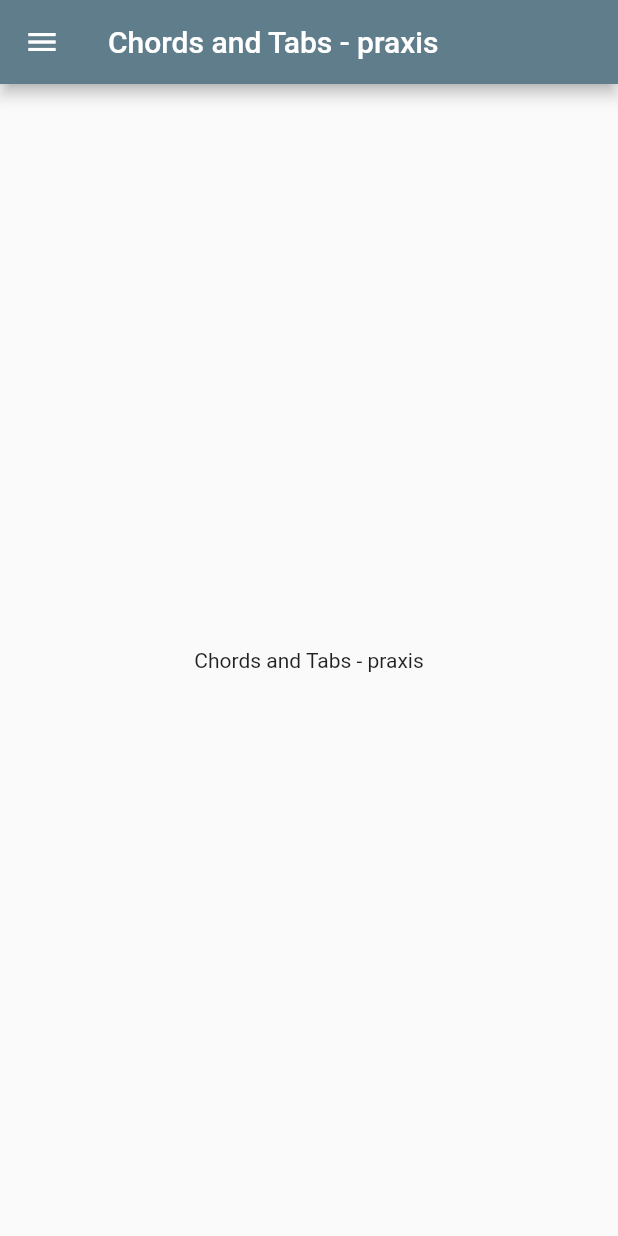
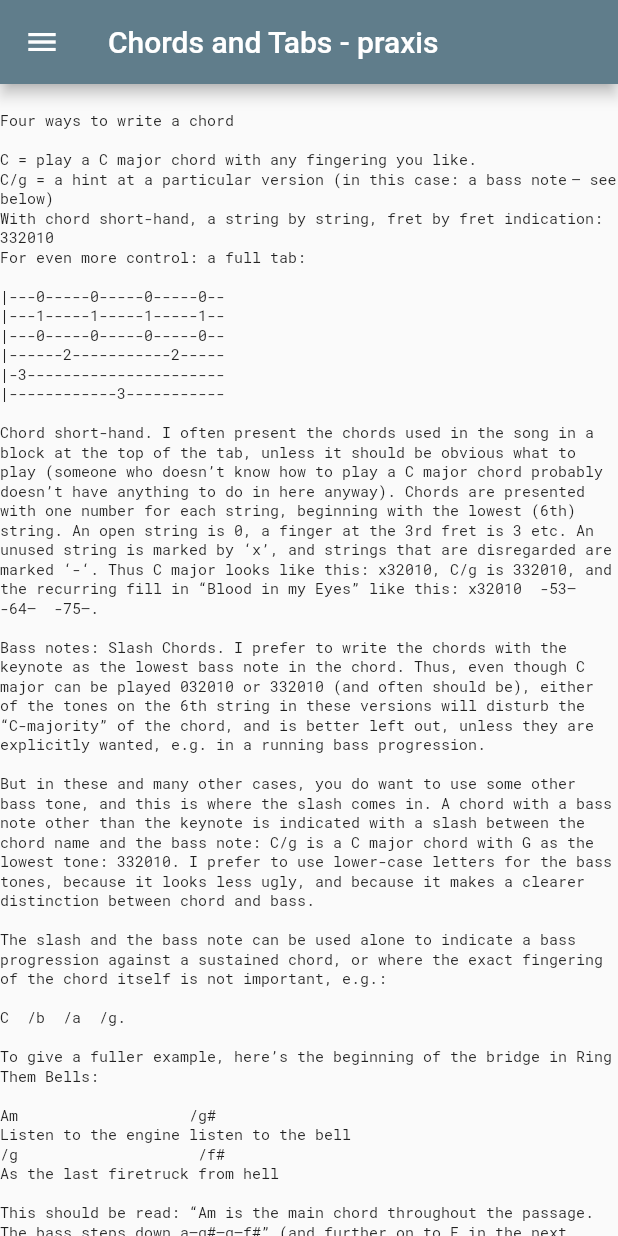
Before and after one commit to pibendik/dylanchords, a Flutter app: the ChordsAndTabsPraxisPage screen opened directly, on a phone screen of 412 x 824 dp. Run offline on Flutter 3.47's test engine with Material 2 defaults, Android fonts, the light colour scheme and no system bars; our stand-ins replace google_fonts.

Commit message:
added forum and help chords and tabs

```diff
--- /dev/null
+++ b/lib/forum/forum.dart
@@ -0,0 +1,25 @@
+
+import 'package:flutter/material.dart';
+
+import '../utilities/green_drawer.dart';
+
+class ForumPage extends StatelessWidget {
+  const ForumPage({super.key});
+
+  @override
+  Widget build(BuildContext context) {
+    return Scaffold(
+      appBar: AppBar(
+        title: const Text("Forum"),
+      ),
+      drawer: const GreenDrawer(),
+      body: const Center(
+        child: Text("""
+        Maybe this is irrelevant for the app?
+        """,
+
+        ),
+      ),
+    );
+  }
+}
--- /dev/null
+++ b/lib/help/help_chords_and_tabs.dart
@@ -0,0 +1,140 @@
+import 'package:flutter/material.dart';
+import 'package:google_fonts/google_fonts.dart';
+
+import '../utilities/green_drawer.dart';
+
+class ChordsAndTabsPraxisPage extends StatelessWidget {
+  @override
+  Widget build(BuildContext context) {
+    return Scaffold(
+      appBar: AppBar(
+        title: const Text("Chords and Tabs - praxis"),
+      ),
+      drawer: const GreenDrawer(),
+      body: SingleChildScrollView(
+        child: Padding(
+          padding: const EdgeInsets.fromLTRB(0,18.0,0,0),
+          child: Center(
+            child: Text(
+              """Four ways to write a chord
+
+C = play a C major chord with any fingering you like.
+C/g = a hint at a particular version (in this case: a bass note — see below)
+With chord short-hand, a string by string, fret by fret indication: 332010
+For even more control: a full tab:
+
+|---0-----0-----0-----0--
+|---1-----1-----1-----1--
+|---0-----0-----0-----0--
+|------2-----------2-----
+|-3----------------------
+|------------3-----------
+
+Chord short-hand. I often present the chords used in the song in a block at the top of the tab, unless it should be obvious what to play (someone who doesn’t know how to play a C major chord probably doesn’t have anything to do in here anyway). Chords are presented with one number for each string, beginning with the lowest (6th) string. An open string is 0, a finger at the 3rd fret is 3 etc. An unused string is marked by ‘x’, and strings that are disregarded are marked ‘-‘. Thus C major looks like this: x32010, C/g is 332010, and the recurring fill in “Blood in my Eyes” like this: x32010  -53—  -64—  -75—.
+
+Bass notes: Slash Chords. I prefer to write the chords with the keynote as the lowest bass note in the chord. Thus, even though C major can be played 032010 or 332010 (and often should be), either of the tones on the 6th string in these versions will disturb the “C-majority” of the chord, and is better left out, unless they are explicitly wanted, e.g. in a running bass progression.
+
+But in these and many other cases, you do want to use some other bass tone, and this is where the slash comes in. A chord with a bass note other than the keynote is indicated with a slash between the chord name and the bass note: C/g is a C major chord with G as the lowest tone: 332010. I prefer to use lower-case letters for the bass tones, because it looks less ugly, and because it makes a clearer distinction between chord and bass.
+
+The slash and the bass note can be used alone to indicate a bass progression against a sustained chord, or where the exact fingering of the chord itself is not important, e.g.:
+
+C  /b  /a  /g.
+
+To give a fuller example, here’s the beginning of the bridge in Ring Them Bells:
+
+Am                   /g#
+Listen to the engine listen to the bell
+/g                    /f#
+As the last firetruck from hell
+
+This should be read: “Am is the main chord throughout the passage. The bass steps down a–g#–g–f#” (and further on to F in the next line). So this particular progression would be most easily played:
+
+x02210 = Am
+4x2210 = Am/g#
+3x2210 = Am7/g
+2x2210 = Am/f# or F#m7-5
+
+Here, the descending line is played in the bass, because that’s how it is played on the album. But it could also be played somewhere else, e.g.:
+
+x02210 = Am
+x02110 = Ammaj7
+x02010 = Am7
+x04210 = Am6
+
+This example also illustrates that chord names and tones are sometimes different things: The last chord in the example has three different names here: Am/f#, Am6, and F#m7-5. Which one is correct? Well, all of them. In terms of the tone contents, Am6 has a-c-e (the basic Am triad) plus f#, and if that f# is in the bass, it would be written Am/f# (it would be possible to be more explicit and write Am6/f#, but the 6 is redundant, since that extra info is provided by the bass tone anyway). F#m7-5 begins with f#-a-c#, a basic F#m triad, but then the fifth is lowered from c# to c, and the seventh — e — is added, which gives f#-a-c-e — exactly the same tones.
+Rhythm and Tab
+
+The principles I’ve followed in the tabs have varied a little over the years, but the following points apply, as a rule, to all files:
+
+The rhythm is indicated above the tab, with dots for each beat and : for the heavier beats:
+
+   :   .   .   .   :   .   .   .
+
+In the cases where an even finer subdivision is needed, a comma is used:
+
+   :  .  ,  .  ,  .  ,  .
+
+As far as possible I let the tabs be a graphical image of the rhythms, so that two spaces are of equal duration anywhere in the tab. That way one can easily differentiate between the triple time feel of this example
+
+  :     .     .     .
+|-0---0--------------------|
+|-1---1(0---0-0---0-0---0)-|
+|-0---0(0---0-0---0-0---0)-|
+|-2---2-3---3-4---4-5---5--|
+|-3---3-5---5-6---6-7---7--|
+|--------------------------|
+
+and the square rhythms of this (both from Blood in My Eyes):
+
+  :     .     .     .
+|-0--0---------------------|
+|*1--1-(0--0--0--0--0--0)-*|
+|-0--0-(0--0--0--0--0--0)--|
+|-2--2--3--3--4--4--5--5---|
+|*3--3--5--5--6--6--7--7--*|
+|--------------------------|
+
+Repeats are indicated as in the previous example, or written out (“x3”)
+
+Sometimes I’ve indicated rhythms also in the “chords” part of the files. Then the bars are indicated, and the main pulse within each bar. I’m sorry to say that I haven’t followed any consistent system to denote subdivisions of the beat, but I’ve often joined such chords together with a hyphen:
+
+   | A . . . | D . A . |E A/e-E . . |
+
+The last bar would be tabbed:
+
+     :   .   .   .
+   |-0---0-0-0-------|
+   |-0---2-0-0-------|
+   |-1---2-1-1-------|
+   |-2---2-2-2-------|
+   |-2-------2-------|
+   |-0---0---0-------|
+
+Special signs:
+
+Sign  Meaning     Usage
+p     pull-off    2p0
+h     hammer-on   0h2 (or h2 if obvious or too fast
+                            to be significant)
+/     slide up
+\     slide down
+b     bend        3b5 = finger the string at the third
+                            fret, and bend it up until it
+                            sounds as if it was fingered
+                            at the fifth fret.
+r     release     release the bended string
+                            to normal position.
+
+
+            """,
+              style: GoogleFonts.robotoMono(
+                  textStyle: const TextStyle(
+                fontSize: 10,
+              )),
+            ),
+          ),
+        ),
+      ),
+    );
+  }
+}
--- a/lib/pages.dart
+++ b/lib/pages.dart
@@ -46,20 +46,7 @@ class HelpPage extends StatelessWidget {
   }
 }
 
-class ChordsAndTabsPraxisPage extends StatelessWidget {
-  @override
-  Widget build(BuildContext context) {
-    return Scaffold(
-        appBar: AppBar(
-        title: Text("Chords and Tabs - praxis"),
-        ),
-      drawer: GreenDrawer(),
-      body: Center(
-        child: Text("Chords and Tabs - praxis"),
-      ),
-    );
-  }
-}
+
 
 
 
@@ -123,20 +110,6 @@ class HarpPage extends StatelessWidget {
   }
 }
 
-class ForumPage extends StatelessWidget {
-  @override
-  Widget build(BuildContext context) {
-    return Scaffold(
-      appBar: AppBar(
-        title: Text("Forum"),
-      ),
-      drawer: GreenDrawer(),
-      body: Center(
-        child: Text("Forum"),
-      ),
-    );
-  }
-}
 
 class RequestsPage extends StatelessWidget {
   @override
--- a/lib/utilities/green_drawer.dart
+++ b/lib/utilities/green_drawer.dart
@@ -2,7 +2,9 @@ import 'package:flutter/cupertino.dart';
 import 'package:flutter/material.dart';
 
 import '../albums/albums_page.dart';
+import '../forum/forum.dart';
 import '../help/general_priniciples.dart';
+import '../help/help_chords_and_tabs.dart';
 import '../help/help_chords_theory.dart';
 import '../main.dart';
 import '../misc/misc.dart';
```
